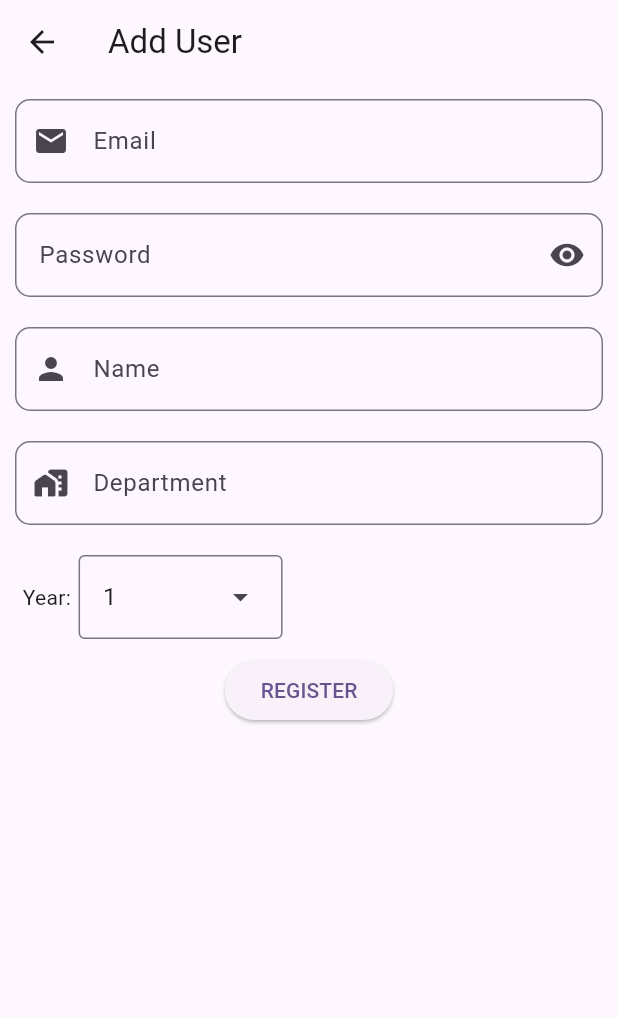
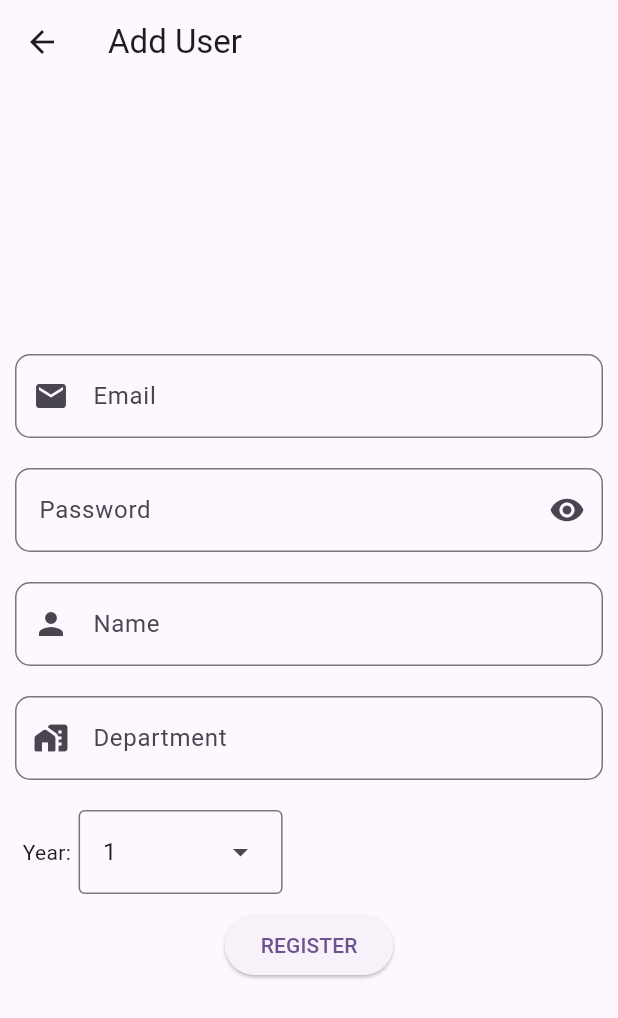
Before and after one commit to shijin01/cet_eventzone, a Flutter app: the SuperuserView screen opened directly, after a tap on the "add" icon, on a phone screen of 412 x 824 dp. Shown: the top 1018 px of the screen. Run offline on Flutter 3.47's test engine with Material 3 defaults, Android fonts, the phone set to English and light mode, and no system bars; our stand-ins replace shared_preferences, supabase_flutter; accounts and stored records are empty; network calls fail.

Commit message:
some fix

```diff
--- a/lib/components/adddepartment.dart
+++ b/lib/components/adddepartment.dart
@@ -38,7 +38,7 @@ class _AddDepartmentState extends State<AddDepartment> {
       resizeToAvoidBottomInset: false,
       body: SafeArea(
         child: Column(
-          crossAxisAlignment: CrossAxisAlignment.center,
+          mainAxisAlignment: MainAxisAlignment.center,
           children: [
             Container(
               padding: const EdgeInsets.all(10),
@@ -102,6 +102,7 @@ class _AddDepartmentState extends State<AddDepartment> {
                     child: const Text("Year:"),
                   ),
                   DropdownMenu<int>(
+                    requestFocusOnTap: false,
                     initialSelection: selectedyear,
                     dropdownMenuEntries: dropdownmenuentries,
                     controller: yearcontroller,
@@ -153,7 +154,8 @@ class _AddDepartmentState extends State<AddDepartment> {
 
                   //
                 },
-                child: const Text("REGISTER"))
+                child: const Text("REGISTER")),
+                SizedBox(height:MediaQuery.of(context).viewInsets.bottom)
           ],
         ),
       ),
--- a/lib/components/changepassword.dart
+++ b/lib/components/changepassword.dart
@@ -85,8 +85,10 @@ class _ChangePasswordState extends State<ChangePassword> {
                 ),
               ),
               ElevatedButton(
-                  onPressed: () {
+                  onPressed: () async {
+                    final ischanged =
                         changeuserpassword(context, conpasswordcontroller.text);
+                    if (await ischanged) {
                       ScaffoldMessenger.of(context).showSnackBar(SnackBar(
                         content: Text("Successfull"),
                         backgroundColor: Colors.green[200],
@@ -96,6 +98,7 @@ class _ChangePasswordState extends State<ChangePassword> {
                         MaterialPageRoute(
                             builder: (context) => HomeScreen(selectedIndex: 2)),
                       );
+                    }
                   },
                   child: const Text("CHANGE"))
             ],
--- a/lib/components/homescreen.dart
+++ b/lib/components/homescreen.dart
@@ -42,9 +42,7 @@ class _HomeScreenState extends State<HomeScreen> {
       appBar: AppBar(
         title: const Text('EventZone'),
       ),
-      body: Center(
-        child: _widgetOptions.elementAt(_selectedIndex),
-      ),
+      body: _widgetOptions.elementAt(_selectedIndex),
       bottomNavigationBar: BottomNavigationBar(
         items: const <BottomNavigationBarItem>[
           BottomNavigationBarItem(
--- a/lib/components/superuserview.dart
+++ b/lib/components/superuserview.dart
@@ -12,12 +12,19 @@ class SuperuserView extends StatefulWidget {
 }
 
 class _SuperuserViewState extends State<SuperuserView> {
+  Future<List<Map<String, dynamic>>>? data;
+  Future<void> getdata() async {
+    // Future.delayed(Duration.zero)
+    // ;
+    setState(() {
+      data = selectdepartmentusers();
+    });
+
+  }
+
   @override
   Widget build(BuildContext context) {
-    // final data = getdata();
-    final data = selectdepartmentusers();
-
-    // getdata();
+    getdata();
     return Scaffold(
         floatingActionButton: FloatingActionButton(
             child: const Icon(Icons.add),
@@ -33,15 +40,18 @@ class _SuperuserViewState extends State<SuperuserView> {
             const SizedBox(
               height: 10,
             ),
-            FutureBuilder<List<Map<String, dynamic>>>(
+            if (data != [])
+              Expanded(
+                child: RefreshIndicator(
+                  onRefresh: getdata,
+                  child: FutureBuilder<List<Map<String, dynamic>>>(
                       future: data,
                       builder: (context, snapshot) {
                         if (snapshot.hasData &&
                             snapshot.connectionState == ConnectionState.done) {
                           List<Map<String, dynamic>> data1 =
                               snapshot.data as List<Map<String, dynamic>>;
-                    return Expanded(
-                      child: ListView.builder(
+                          return ListView.builder(
                             itemCount: snapshot.data!.length,
                             itemBuilder: (context, index) {
                               return Card(
@@ -57,16 +67,16 @@ class _SuperuserViewState extends State<SuperuserView> {
                                         builder: (BuildContext context1) =>
                                             AlertDialog(
                                           title: const Text('Alert'),
-                                      content:
-                                          const Text('Do you want to delete?'),
+                                          content: const Text(
+                                              'Do you want to delete?'),
                                           actions: <Widget>[
                                             ElevatedButton(
                                               style: ElevatedButton.styleFrom(
                                                   backgroundColor:
                                                       Colors.green[400]),
                                               autofocus: true,
-                                          onPressed: () =>
-                                              Navigator.pop(context1, 'Cancel'),
+                                              onPressed: () => Navigator.pop(
+                                                  context1, 'Cancel'),
                                               child: const Text(
                                                 'Cancel',
                                               ),
@@ -75,8 +85,8 @@ class _SuperuserViewState extends State<SuperuserView> {
                                               style: ElevatedButton.styleFrom(
                                                   backgroundColor: Colors.red),
                                               onPressed: () {
-                                            deletedepartmentusers(
-                                                context, data1[index]['id']);
+                                                deletedepartmentusers(context,
+                                                    data1[index]['id']);
                                                 Navigator.pop(context1, 'OK');
                                               },
                                               child: const Text('OK',
@@ -91,7 +101,6 @@ class _SuperuserViewState extends State<SuperuserView> {
                                 ),
                               );
                             },
-                      ),
                           );
                         }
 
@@ -99,7 +108,11 @@ class _SuperuserViewState extends State<SuperuserView> {
                         else {
                           return const CircularProgressIndicator();
                         }
-                })
+                      }),
+                ),
+              )
+            else
+              const CircularProgressIndicator(),
           ],
         ))));
   }
```
Also changed, not shown: lib/components/adminprofile.dart (+20 -26 lines), lib/components/eventpage.dart (+27 -15 lines), lib/dbconnect.dart (+17 -8 lines). Lines whose indentation alone changed are shown as unchanged.
